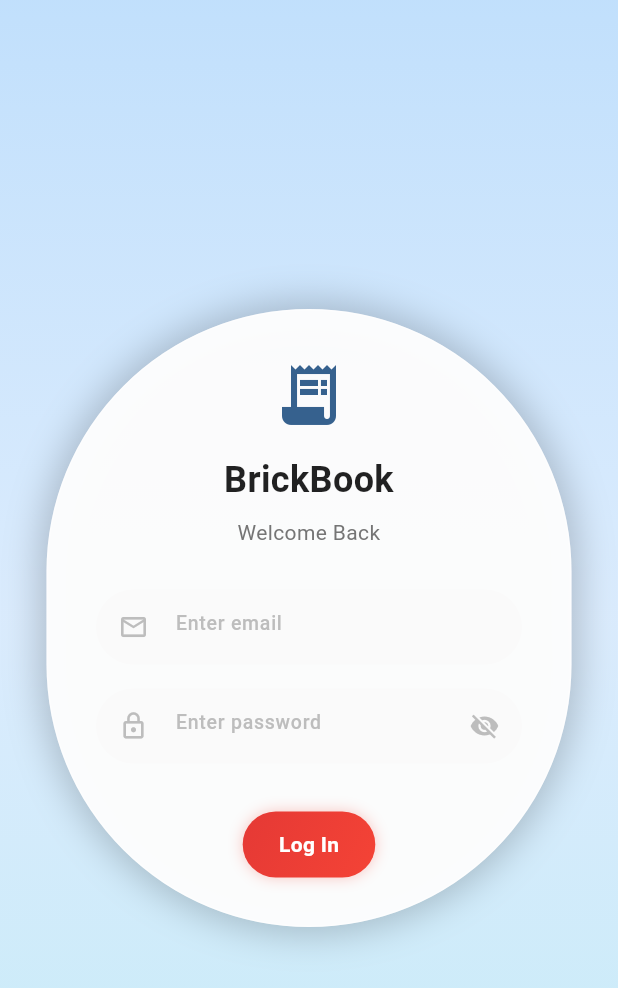
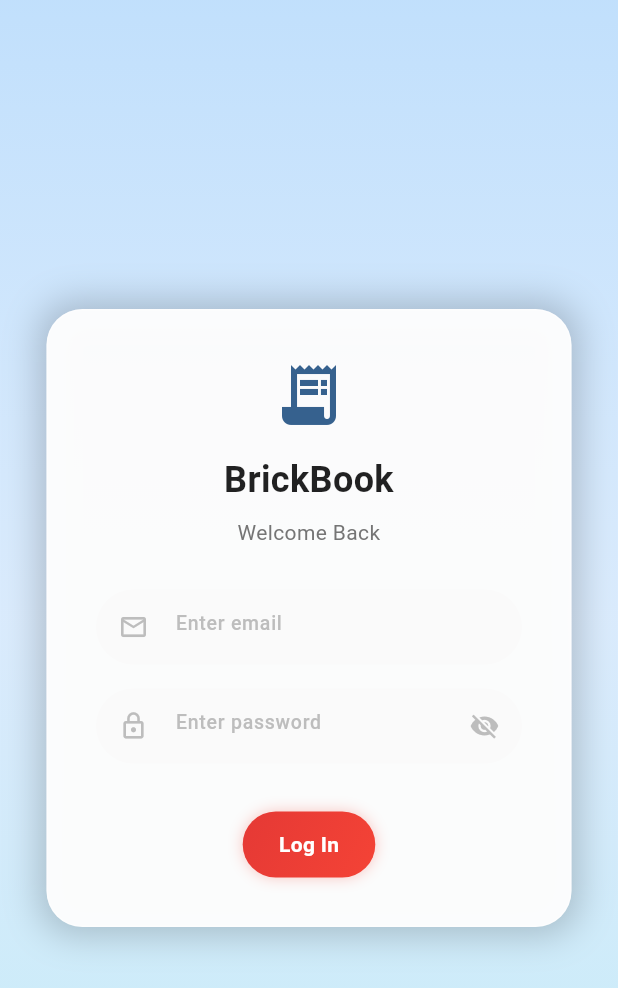
Before and after one commit to Sriramrajugit/Brickbook, a Flutter app: the screen it shows after launch, on a phone screen of 412 x 824 dp. Shown: the top 988 px of the screen. Run offline on Flutter 3.47's test engine with Material 3 defaults, Android fonts, the phone set to English and light mode, and no system bars; our stand-ins replace connectivity_plus, shared_preferences, sqflite; accounts and stored records are empty; network calls fail.

Commit message:
Finalize UI for testing on real device

```diff
--- a/mobile_app/lib/screens/login_screen.dart
+++ b/mobile_app/lib/screens/login_screen.dart
@@ -115,7 +115,7 @@
                       constraints: const BoxConstraints(maxWidth: 350),
                       decoration: BoxDecoration(
                         color: Colors.white.withOpacity(0.95),
-                        borderRadius: BorderRadius.circular(200),
+                        borderRadius: BorderRadius.circular(24),
                         boxShadow: [
                           BoxShadow(
                             color: Colors.black.withOpacity(0.2),
--- a/mobile_app/pubspec.yaml
+++ b/mobile_app/pubspec.yaml
@@ -22,6 +22,7 @@
   # Local Storage
   shared_preferences: ^2.2.2
   sqflite: ^2.3.3
+  sqflite_common_ffi: ^2.3.0
   path: ^1.9.0
 
   # Network Connectivity
```
Also changed, not shown: mobile_app/pubspec.lock, 2 other files.
